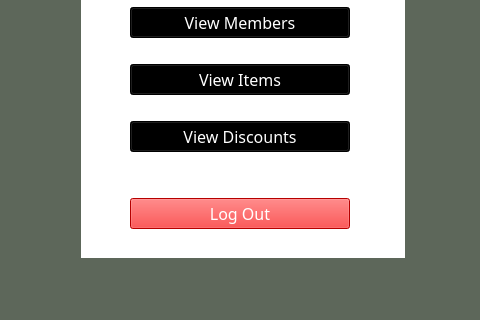
hunteralan/DiscountApp, file UI/MainWindowLow.ui: the form before one commit; both pictures show x 144 to 624 and y 259 to 579 of the 773 by 579 pixel window.
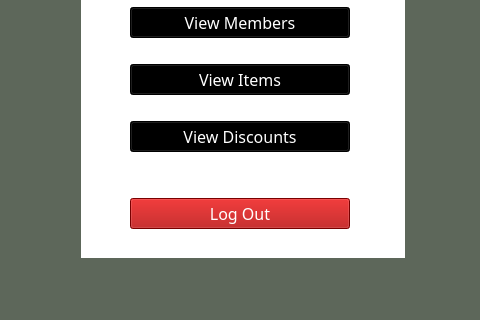
The form after the commit.

```diff
--- a/UI/MainWindowLow.ui
+++ b/UI/MainWindowLow.ui
@@ -227,8 +227,8 @@
           <enum>Qt::StrongFocus</enum>
          </property>
          <property name="styleSheet">
-          <string notr="true">background-color: rgb(255, 0, 0);
-color: rgb(255, 255, 255);</string>
+          <string notr="true">background-color:rgb(170, 0, 0);
+color:rgb(255,255,255);</string>
          </property>
          <property name="text">
           <string>Log Out</string>
```
